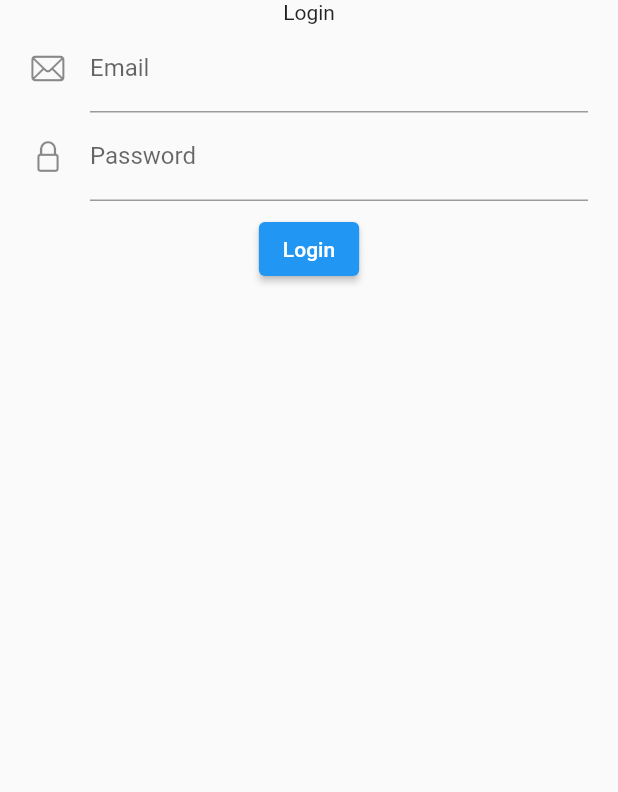
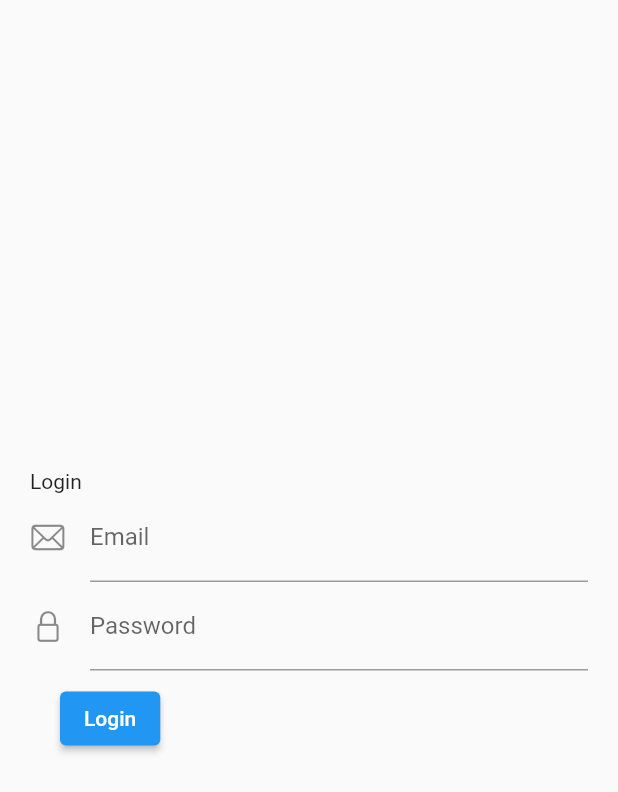
Before and after one commit to Atthiyya22194/second_hand_app, a Flutter app: the screen it shows after launch, on a phone screen of 412 x 824 dp. Shown: the top 792 px of the screen. Run offline on Flutter 3.47's test engine with Material 2 defaults, Android fonts, the phone set to English and light mode, and no system bars; our stand-ins replace cached_network_image, equatable, flutter_bloc, persistent_bottom_nav_bar.

Commit message:
changing login page layout

```diff
--- a/lib/pages/login_page/login_page.dart
+++ b/lib/pages/login_page/login_page.dart
@@ -13,14 +13,15 @@ class LoginPage extends StatelessWidget {
     final TextEditingController emailController = TextEditingController();
     final TextEditingController passwordController = TextEditingController();
 
-    return  BlocProvider(
+    return BlocProvider(
       create: (context) => LoginBloc(
           authRepository: RepositoryProvider.of<AuthRepository>(context)),
       child: Scaffold(
         body: Container(
           padding: const EdgeInsets.symmetric(horizontal: 20.0),
           child: Column(
-              mainAxisAlignment: MainAxisAlignment.start,
+            mainAxisAlignment: MainAxisAlignment.center,
+            crossAxisAlignment: CrossAxisAlignment.start,
             children: [
               const Text('Login'),
               TextField(
@@ -34,8 +35,8 @@ class LoginPage extends StatelessWidget {
                     labelText: 'Password', icon: Icon(CupertinoIcons.lock)),
               ),
               Container(
-                  margin: const EdgeInsets.symmetric(
-                      horizontal: 20.0, vertical: 8.0),
+                margin:
+                    const EdgeInsets.symmetric(horizontal: 20.0, vertical: 8.0),
                 child: ElevatedButton(
                   onPressed: () => BlocProvider.of<LoginBloc>(context).add(
                       Login(emailController.text, passwordController.text)),
@@ -46,7 +47,6 @@ class LoginPage extends StatelessWidget {
           ),
         ),
       ),
-
     );
   }
 }
```
Lines whose indentation alone changed are shown as unchanged.
